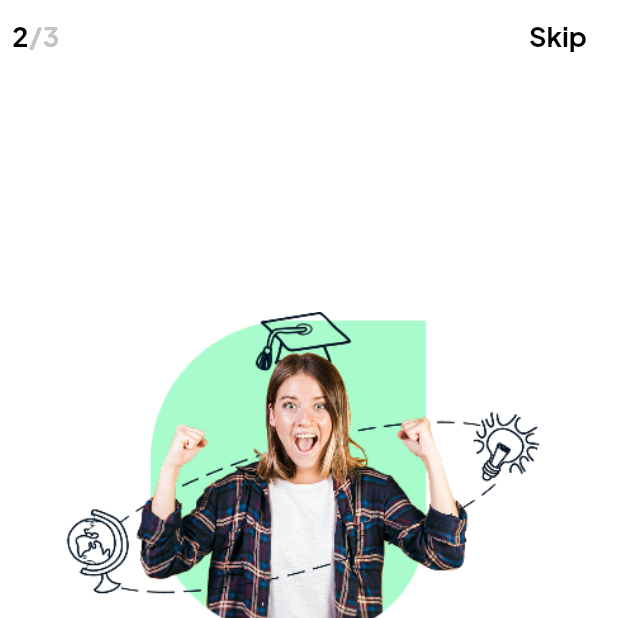
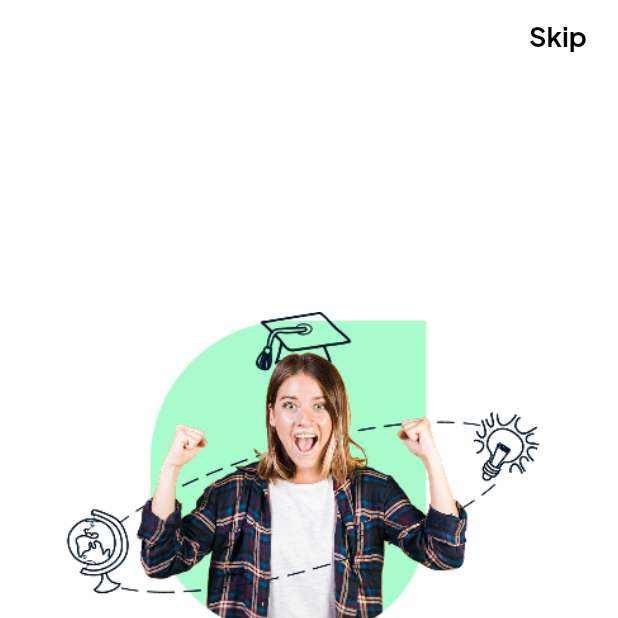
Before and after one commit to Ahmedmo1910/E-Learning---Virtual-Labs, a Flutter app: the screen it shows after launch, swiped to page 2, on a phone screen of 412 x 824 dp, the top half of it. Run offline on Flutter 3.47's test engine with Material 3 defaults, Android fonts, the phone set to English and light mode, and no system bars; drawn by our look-alikes of dots_indicator; our stand-ins replace bloc, chewie, flutter_rating_bar, flutter_svg, gap, get_it and 3 more.

Commit message:
fix issue

```diff
--- a/lib/features/home/presentation/views/home_screen.dart
+++ b/lib/features/home/presentation/views/home_screen.dart
@@ -12,8 +12,7 @@ class HomeScreen extends StatelessWidget {
 
   @override
   Widget build(BuildContext context) {
-    return Scaffold(
-      body: CustomScrollView(
+    return CustomScrollView(
       slivers: [
         SliverToBoxAdapter(child: const AppBarInHomeScreen()),
         SliverToBoxAdapter(child: const Gap(15)),
@@ -47,7 +46,6 @@ class HomeScreen extends StatelessWidget {
           ]),
         ),
       ],
-      ),
     );
   }
 }
--- a/lib/features/home/presentation/views/widgets/app-bar-in-home-screen.dart
+++ b/lib/features/home/presentation/views/widgets/app-bar-in-home-screen.dart
@@ -14,8 +14,8 @@ class AppBarInHomeScreen extends StatelessWidget {
       width: double.infinity,
       decoration: const BoxDecoration(
         borderRadius: BorderRadius.only(
-          bottomLeft: Radius.circular(30),
-          bottomRight: Radius.circular(30),
+          bottomLeft: Radius.circular(20),
+          bottomRight: Radius.circular(20),
         ),
         gradient: LinearGradient(
           colors: [AppColors.primaryColor, Color(0xff96e1c0)],
--- a/lib/features/on_boarding/presentation/views/widgets/on_boarding_body.dart
+++ b/lib/features/on_boarding/presentation/views/widgets/on_boarding_body.dart
@@ -1,5 +1,4 @@
 import 'package:dots_indicator/dots_indicator.dart';
-import 'package:e_learning/core/utils/app_text_styles.dart';
 import 'package:e_learning/core/widgets/custom_text_button.dart';
 import 'package:e_learning/features/auth/sign_in/presentation/views/signin_screen.dart';
 import 'package:e_learning/features/on_boarding/presentation/views/widgets/on_boarding_page_view.dart';
@@ -39,39 +38,21 @@ class _OnBoardingBodyState extends State<OnBoardingBody> {
       child: Column(
         children: [
           Row(
-            mainAxisAlignment: MainAxisAlignment.spaceBetween,
+            mainAxisAlignment: MainAxisAlignment.end,
             children: [
-              Text.rich(
-                TextSpan(
-                    text: '${currentPage + 1}',
-                    style: AppTextStyles.semiBold18.copyWith(
-                      color: Colors.black,
-                    ),
-                    children: [
-                      TextSpan(
-                        text: '/3',
-                        style: AppTextStyles.semiBold18.copyWith(
-                          color: const Color(0xFFC4C4C4),
-                        ),
-                      ),
-                    ]),
-              ),
               CustomTextButton(
                 label: 'Skip',
                 textColor: Colors.black,
                 onPressed: () {
                   // prefs.setBool(kIsOnBoardingViewSeen, true);
-                  Navigator.of(context)
-                      .pushReplacementNamed(SigninScreen.routeName);
+                  Navigator.of(
+                    context,
+                  ).pushReplacementNamed(SigninScreen.routeName);
                 },
               ),
             ],
           ),
-          Expanded(
-            child: OnBoardingPageView(
-              pageController: pageController,
-            ),
-          ),
+          Expanded(child: OnBoardingPageView(pageController: pageController)),
           Row(
             mainAxisAlignment: MainAxisAlignment.spaceBetween,
             children: [
@@ -90,7 +71,8 @@ class _OnBoardingBodyState extends State<OnBoardingBody> {
                         curve: Curves.easeInOut,
                       );
                     }
-                    }),
+                  },
+                ),
               ),
               DotsIndicator(
                 dotsCount: 3,
@@ -102,7 +84,8 @@ class _OnBoardingBodyState extends State<OnBoardingBody> {
                   size: const Size.square(10.0),
                   activeSize: const Size(40.0, 8.0),
                   activeShape: RoundedRectangleBorder(
-                      borderRadius: BorderRadius.circular(5.0)),
+                    borderRadius: BorderRadius.circular(5.0),
+                  ),
                 ),
               ),
               CustomTextButton(
@@ -115,8 +98,9 @@ class _OnBoardingBodyState extends State<OnBoardingBody> {
                     );
                   } else {
                     // prefs.setBool(kIsOnBoardingViewSeen, true);
-                    Navigator.of(context)
-                        .pushReplacementNamed(SigninScreen.routeName);
+                    Navigator.of(
+                      context,
+                    ).pushReplacementNamed(SigninScreen.routeName);
                   }
                 },
               ),
```
Lines whose indentation alone changed are shown as unchanged.
